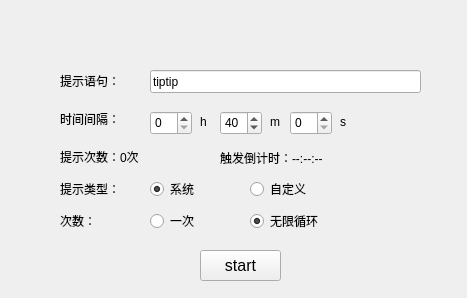
Before: the Qt Designer form TipTip/mainwindow.ui in WungXD/TipTip, drawn with Qt 5.
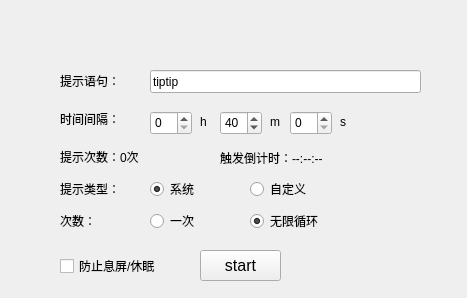
After: the same form once the commit is applied.

Diff of the .ui file:
```diff
--- a/TipTip/mainwindow.ui
+++ b/TipTip/mainwindow.ui
@@ -296,6 +296,19 @@
      <string>触发倒计时：--:--:--</string>
     </property>
    </widget>
+   <widget class="QCheckBox" name="blackScreenCheckBox">
+    <property name="geometry">
+     <rect>
+      <x>60</x>
+      <y>255</y>
+      <width>111</width>
+      <height>22</height>
+     </rect>
+    </property>
+    <property name="text">
+     <string>防止息屏/休眠</string>
+    </property>
+   </widget>
   </widget>
  </widget>
  <layoutdefault spacing="6" margin="11"/>
```
